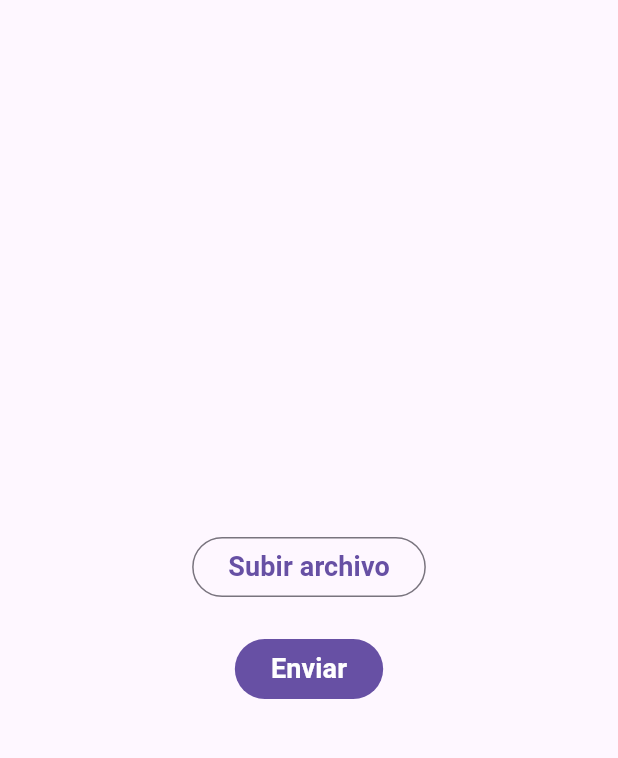
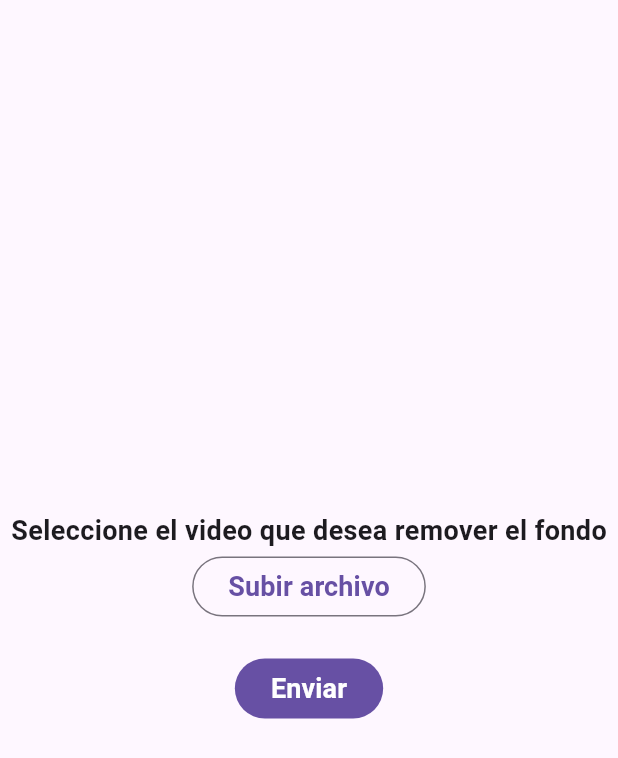
Before and after one commit to GianPX/RemovAI-Front, a Flutter app: the screen it shows after launch, on a phone screen of 412 x 824 dp. Shown: the top 758 px of the screen. Run offline on Flutter 3.47's test engine with Material 3 defaults, Android fonts, the light colour scheme and no system bars; our stand-ins replace dio, file_picker, flick_video_player, hive, hive_flutter, pod_player; accounts and stored records are empty.

Commit message:
Texto added

```diff
--- a/lib/home_screen.dart
+++ b/lib/home_screen.dart
@@ -18,6 +18,7 @@ class HomeScreen extends StatelessWidget {
           mainAxisAlignment: MainAxisAlignment.center,
           crossAxisAlignment: CrossAxisAlignment.center,
           children: [
+            const Text('Seleccione el video que desea remover el fondo',maxLines: 3, style: TextStyle(fontSize: 18,fontWeight: FontWeight.bold),),
             OutlinedButton(
                 onPressed: () async {
                 final video = File(await pickVideo(context));
```
